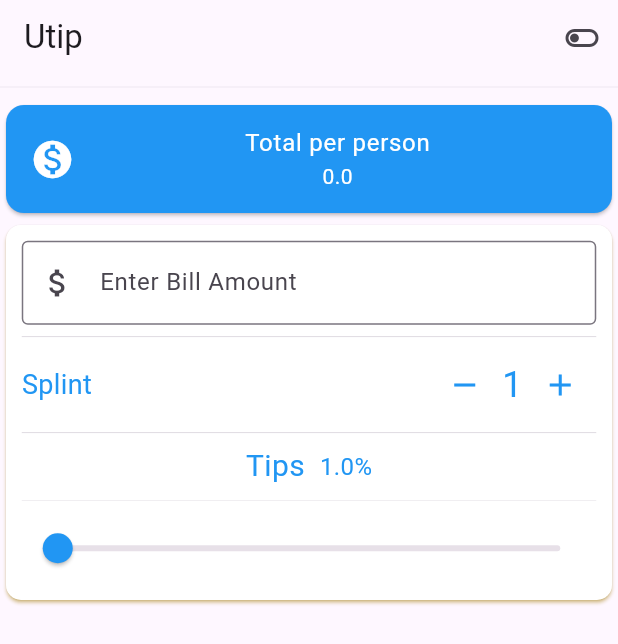
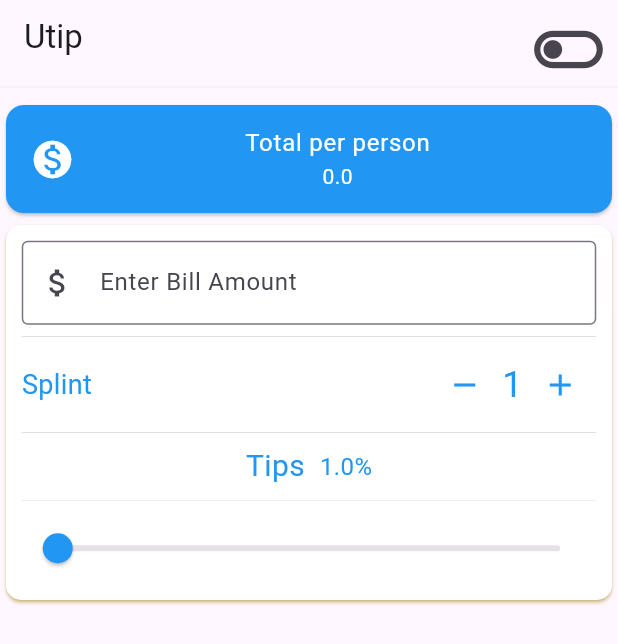
Before and after one commit to Yishak27/tipcalculator, a Flutter app: the screen it shows after launch, after a tap on the "remove" icon, on a phone screen of 412 x 824 dp. Shown: the top 644 px of the screen. Run offline on Flutter 3.47's test engine with Material 3 defaults, Android fonts, the phone set to English and light mode, and no system bars.

```diff
--- a/lib/main.dart
+++ b/lib/main.dart
@@ -44,7 +44,7 @@ class _MyHomePageState extends State<MyHomePage> {
 
   void _decrement() {
     setState(() {
-      _numberOfPeople--;
+      _numberOfPeople <= 1 ? _numberOfPeople = 1 : _numberOfPeople--;
     });
   }
 
@@ -68,6 +68,7 @@ class _MyHomePageState extends State<MyHomePage> {
                     istoggeled = !istoggeled;
                   }),
                 },
+            iconSize: 50,
             icon: Icon(
               istoggeled ? Icons.toggle_on_outlined : Icons.toggle_off_outlined,
             ),
@@ -120,40 +121,10 @@ class _MyHomePageState extends State<MyHomePage> {
                   ),
 
                   Divider(thickness: 0.4),
-                  Row(
-                    mainAxisAlignment: MainAxisAlignment.spaceBetween,
-                    spacing: 10,
-                    children: [
-                      Text(
-                        "Splint",
-                        style: (TextStyle(fontSize: 18, color: Colors.blue)),
-                      ),
-                      Row(
-                        mainAxisAlignment: MainAxisAlignment.end,
-                        spacing: 1,
-                        children: [
-                          IconButton(
-                            icon: const Icon(Icons.remove, color: Colors.blue),
-                            onPressed: () {
-                              _decrement;
-                              // _calculateTotalTip();
-                            },
-                          ),
-                          Text(
-                            '$_numberOfPeople',
-                            style: const TextStyle(
-                              fontSize: 24,
-                              color: Colors.blue,
-                            ),
-                          ),
-                          IconButton(
-                            icon: const Icon(Icons.add, color: Colors.blue),
-                            onPressed: _increment,
-                            // _calculateTotalTip();
-                          ),
-                        ],
-                      ),
-                    ],
+                  TipsWidget(
+                    numberOfPeople: _numberOfPeople,
+                    decrease: _decrement,
+                    increase: _increment,
                   ),
                   Divider(thickness: 0.4),
                   Row(
@@ -193,3 +164,45 @@ class _MyHomePageState extends State<MyHomePage> {
     );
   }
 }
+
+class TipsWidget extends StatelessWidget {
+  const TipsWidget({
+    super.key,
+    required int numberOfPeople,
+    required this.decrease,
+    required this.increase,
+  }) : _numberOfPeople = numberOfPeople;
+
+  final int _numberOfPeople;
+  final VoidCallback decrease;
+  final VoidCallback increase;
+
+  @override
+  Widget build(BuildContext context) {
+    return Row(
+      mainAxisAlignment: MainAxisAlignment.spaceBetween,
+      spacing: 10,
+      children: [
+        Text("Splint", style: (TextStyle(fontSize: 18, color: Colors.blue))),
+        Row(
+          mainAxisAlignment: MainAxisAlignment.end,
+          spacing: 1,
+          children: [
+            IconButton(
+              icon: const Icon(Icons.remove, color: Colors.blue),
+              onPressed: decrease,
+            ),
+            Text(
+              '$_numberOfPeople',
+              style: const TextStyle(fontSize: 24, color: Colors.blue),
+            ),
+            IconButton(
+              icon: const Icon(Icons.add, color: Colors.blue),
+              onPressed: increase,
+            ),
+          ],
+        ),
+      ],
+    );
+  }
+}
```
